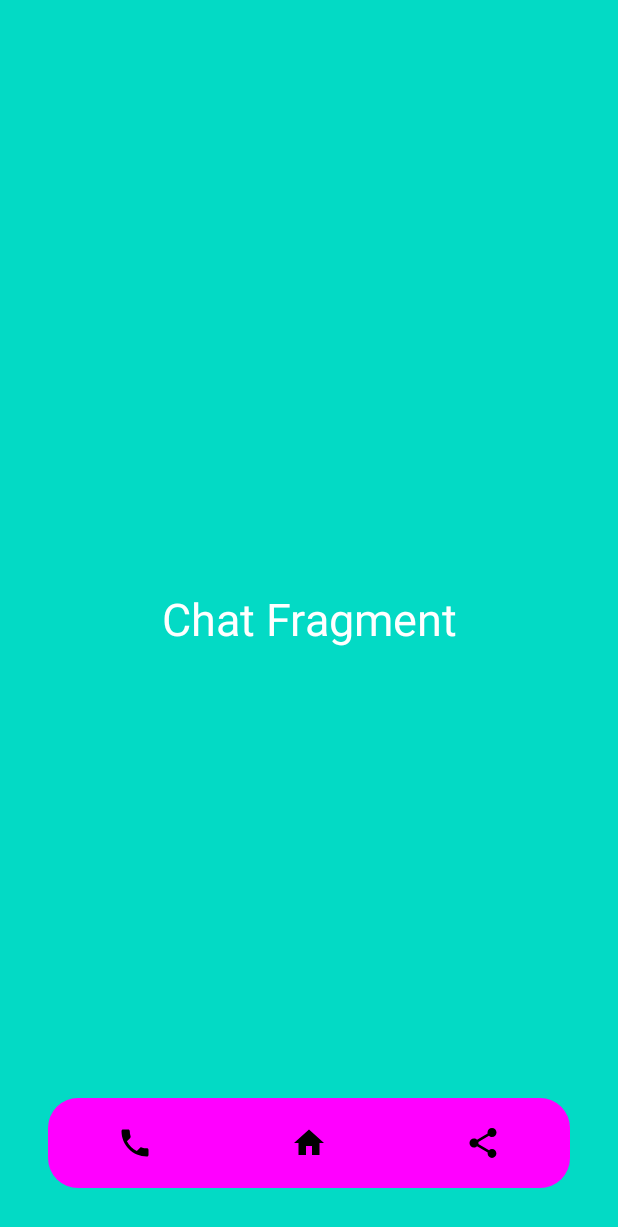
After one commit to timlam9/CaptureTheFlag, an Android app built with Jetpack Compose: the fragment ChatFragment placed in its activity, on a phone screen of 412 x 824 dp. The commit adds this screen. Shown: the top 1227 px of the screen. Run offline under Robolectric (Android 15) with nearby library versions, the phone set to English and light mode, and no system bars.

Commit message:
Introduce Stats, Map and Chat fragments and implement navigation logic

```diff
--- a/app/src/main/java/com/lamti/capturetheflag/presentation/MainActivity.kt
+++ b/app/src/main/java/com/lamti/capturetheflag/presentation/MainActivity.kt
@@ -2,16 +2,30 @@ package com.lamti.capturetheflag.presentation
 
 import android.os.Bundle
 import androidx.appcompat.app.AppCompatActivity
-import androidx.fragment.app.FragmentManager
-import androidx.fragment.app.add
-import androidx.fragment.app.commit
+import androidx.compose.foundation.background
+import androidx.compose.foundation.layout.Arrangement
+import androidx.compose.foundation.layout.Row
+import androidx.compose.foundation.layout.fillMaxSize
+import androidx.compose.foundation.shape.RoundedCornerShape
+import androidx.compose.material.Icon
+import androidx.compose.material.IconButton
+import androidx.compose.material.icons.Icons
+import androidx.compose.material.icons.filled.Home
+import androidx.compose.material.icons.filled.Phone
+import androidx.compose.material.icons.filled.Share
+import androidx.compose.runtime.Composable
+import androidx.compose.ui.Alignment
+import androidx.compose.ui.Modifier
+import androidx.compose.ui.draw.clip
+import androidx.compose.ui.graphics.Color
+import androidx.compose.ui.unit.dp
 import androidx.lifecycle.lifecycleScope
-import com.lamti.capturetheflag.R
 import com.lamti.capturetheflag.databinding.ActivityMainBinding
 import com.lamti.capturetheflag.presentation.arcore.helpers.FullScreenHelper
-import com.lamti.capturetheflag.presentation.fragments.ArFragment
-import com.lamti.capturetheflag.presentation.fragments.addMainFragment
-import com.lamti.capturetheflag.presentation.fragments.navigateToScreen
+import com.lamti.capturetheflag.presentation.fragments.navigation.MainFragmentFactory
+import com.lamti.capturetheflag.presentation.fragments.navigation.Screen
+import com.lamti.capturetheflag.presentation.fragments.navigation.navigateToScreen
+import kotlinx.coroutines.Job
 import kotlinx.coroutines.flow.launchIn
 import kotlinx.coroutines.flow.onEach
 
@@ -20,18 +34,21 @@ class MainActivity : AppCompatActivity() {
     private lateinit var binding: ActivityMainBinding
     private val viewModel: MainViewModel = MainViewModel()
 
+    private var collectFlowsJob: Job? = null
+
     override fun onCreate(savedInstanceState: Bundle?) {
+        supportFragmentManager.fragmentFactory = MainFragmentFactory()
         super.onCreate(savedInstanceState)
         binding = ActivityMainBinding.inflate(layoutInflater)
         setContentView(binding.root)
 
-        collectFlows(savedInstanceState)
+        setupUI()
+        collectFlows()
     }
 
-    private fun collectFlows(savedInstanceState: Bundle?) {
-        viewModel.currentScreen
-            .onEach { screen -> navigate(screen, savedInstanceState) }
-            .launchIn(lifecycleScope)
+    override fun onStop() {
+        collectFlowsJob?.cancel()
+        super.onStop()
     }
 
     override fun onWindowFocusChanged(hasFocus: Boolean) {
@@ -39,11 +56,52 @@ class MainActivity : AppCompatActivity() {
         FullScreenHelper.setFullScreenOnWindowFocusChanged(this, hasFocus)
     }
 
-    private fun navigate(screen: Screen, savedInstanceState: Bundle?) {
-        when (savedInstanceState) {
-            null -> supportFragmentManager.addMainFragment()
-            else -> supportFragmentManager.navigateToScreen(screen)
+    private fun setupUI() {
+        binding.bottomView.setContent {
+            BottomNavigationView(
+                onStatsClicked = { viewModel.onStatsClicked() },
+                onMapClicked = { viewModel.onMapClicked() },
+                onChatClicked = { viewModel.onChatClicked() }
+            )
         }
     }
 
+    private fun collectFlows() {
+        collectFlowsJob = lifecycleScope.launchWhenCreated {
+            viewModel.currentScreen.onEach(::navigate).launchIn(lifecycleScope)
+        }
+    }
+
+    private fun navigate(screen: Screen) {
+        supportFragmentManager.navigateToScreen(screen)
+    }
+
 }
+
+
+@Composable
+fun BottomNavigationView(
+    modifier: Modifier = Modifier,
+    onStatsClicked: () -> Unit,
+    onMapClicked: () -> Unit,
+    onChatClicked: () -> Unit,
+) {
+    Row(
+        modifier = modifier
+            .fillMaxSize()
+            .clip(RoundedCornerShape(20.dp).copy())
+            .background(Color.Magenta),
+        horizontalArrangement = Arrangement.SpaceAround,
+        verticalAlignment = Alignment.CenterVertically
+    ) {
+        IconButton(onClick = onStatsClicked) {
+            Icon(Icons.Filled.Phone, null)
+        }
+        IconButton(onClick = onMapClicked) {
+            Icon(Icons.Filled.Home, null)
+        }
+        IconButton(onClick = onChatClicked) {
+            Icon(Icons.Filled.Share, null)
+        }
+    }
+}
--- a/app/src/main/java/com/lamti/capturetheflag/presentation/fragments/ArFragment.kt
+++ b/app/src/main/java/com/lamti/capturetheflag/presentation/fragments/ar/ArFragment.kt
@@ -1,4 +1,4 @@
-package com.lamti.capturetheflag.presentation.fragments
+package com.lamti.capturetheflag.presentation.fragments.ar
 
 import android.annotation.SuppressLint
 import android.opengl.GLES20
@@ -16,6 +16,7 @@ import com.google.ar.core.Point
 import com.google.ar.core.Session
 import com.google.ar.core.TrackingState
 import com.lamti.capturetheflag.R
+import com.lamti.capturetheflag.databinding.FragmentArBinding
 import com.lamti.capturetheflag.presentation.arcore.helpers.CameraPermissionHelper
 import com.lamti.capturetheflag.presentation.arcore.helpers.DisplayRotationHelper
 import com.lamti.capturetheflag.presentation.arcore.helpers.SnackbarHelper
@@ -23,7 +24,6 @@ import com.lamti.capturetheflag.presentation.arcore.helpers.TapHelper
 import com.lamti.capturetheflag.presentation.arcore.helpers.TrackingStateHelper
 import com.lamti.capturetheflag.presentation.arcore.rendering.ObjectRenderer
 import com.lamti.capturetheflag.presentation.arcore.rendering.PlaneRenderer
-import com.lamti.capturetheflag.databinding.FragmentArBinding
 import kotlinx.coroutines.flow.launchIn
 import kotlinx.coroutines.flow.onEach
 import javax.microedition.khronos.egl.EGLConfig
--- a/app/src/main/java/com/lamti/capturetheflag/presentation/fragments/ArViewModel.kt
+++ b/app/src/main/java/com/lamti/capturetheflag/presentation/fragments/ar/ArViewModel.kt
@@ -1,4 +1,4 @@
-package com.lamti.capturetheflag.presentation.fragments
+package com.lamti.capturetheflag.presentation.fragments.ar
 
 import android.util.Log
 import androidx.lifecycle.ViewModel
--- /dev/null
+++ b/app/src/main/java/com/lamti/capturetheflag/presentation/fragments/chat/ChatFragment.kt
@@ -0,0 +1,6 @@
+package com.lamti.capturetheflag.presentation.fragments.chat
+
+import androidx.fragment.app.Fragment
+import com.lamti.capturetheflag.R
+
+class ChatFragment : Fragment(R.layout.fragment_chat)
--- /dev/null
+++ b/app/src/main/java/com/lamti/capturetheflag/presentation/fragments/maps/MapFragment.kt
@@ -0,0 +1,6 @@
+package com.lamti.capturetheflag.presentation.fragments.maps
+
+import androidx.fragment.app.Fragment
+import com.lamti.capturetheflag.R
+
+class MapFragment: Fragment(R.layout.fragment_map)
--- /dev/null
+++ b/app/src/main/java/com/lamti/capturetheflag/presentation/fragments/navigation/MainFragmentFactory.kt
@@ -0,0 +1,21 @@
+package com.lamti.capturetheflag.presentation.fragments.navigation
+
+import androidx.fragment.app.Fragment
+import androidx.fragment.app.FragmentFactory
+import com.lamti.capturetheflag.presentation.fragments.ar.ArFragment
+import com.lamti.capturetheflag.presentation.fragments.chat.ChatFragment
+import com.lamti.capturetheflag.presentation.fragments.maps.MapFragment
+import com.lamti.capturetheflag.presentation.fragments.stats.StatsFragment
+
+class MainFragmentFactory : FragmentFactory() {
+
+    override fun instantiate(classLoader: ClassLoader, className: String): Fragment =
+        when (loadFragmentClass(classLoader, className)) {
+            StatsFragment::class.java -> StatsFragment()
+            MapFragment::class.java -> MapFragment()
+            ChatFragment::class.java -> ChatFragment()
+            ArFragment::class.java -> ArFragment()
+            else -> super.instantiate(classLoader, className)
+        }
+
+}
--- /dev/null
+++ b/app/src/main/java/com/lamti/capturetheflag/presentation/fragments/navigation/Navigation.kt
@@ -0,0 +1,22 @@
+package com.lamti.capturetheflag.presentation.fragments.navigation
+
+import androidx.fragment.app.FragmentManager
+import androidx.fragment.app.commit
+import androidx.fragment.app.replace
+import com.lamti.capturetheflag.R
+import com.lamti.capturetheflag.presentation.fragments.ar.ArFragment
+import com.lamti.capturetheflag.presentation.fragments.chat.ChatFragment
+import com.lamti.capturetheflag.presentation.fragments.maps.MapFragment
+import com.lamti.capturetheflag.presentation.fragments.stats.StatsFragment
+
+fun FragmentManager.navigateToScreen(screen: Screen) {
+    commit {
+        setReorderingAllowed(true)
+         when (screen) {
+             Screen.Stats -> replace<StatsFragment>(R.id.fragment_container_view)
+            Screen.Map -> replace<MapFragment>(R.id.fragment_container_view)
+            Screen.Chat -> replace<ChatFragment>(R.id.fragment_container_view)
+            Screen.Ar -> replace<ArFragment>(R.id.fragment_container_view)
+        }
+    }
+}
--- /dev/null
+++ b/app/src/main/java/com/lamti/capturetheflag/presentation/fragments/stats/StatsFragment.kt
@@ -0,0 +1,6 @@
+package com.lamti.capturetheflag.presentation.fragments.stats
+
+import androidx.fragment.app.Fragment
+import com.lamti.capturetheflag.R
+
+class StatsFragment: Fragment(R.layout.fragment_stats)
--- a/app/src/main/res/layout/activity_main.xml
+++ b/app/src/main/res/layout/activity_main.xml
@@ -8,6 +8,7 @@
 
     <androidx.fragment.app.FragmentContainerView
         android:id="@+id/fragment_container_view"
+        android:name="com.lamti.capturetheflag.presentation.fragments.maps.MapFragment"
         android:layout_width="match_parent"
         android:layout_height="match_parent"
         app:layout_constraintBottom_toBottomOf="parent"
@@ -15,4 +16,13 @@
         app:layout_constraintStart_toStartOf="parent"
         app:layout_constraintTop_toTopOf="parent" />
 
+    <androidx.compose.ui.platform.ComposeView
+        android:id="@+id/bottom_view"
+        android:layout_width="0dp"
+        android:layout_height="60dp"
+        android:layout_margin="32dp"
+        app:layout_constraintBottom_toBottomOf="parent"
+        app:layout_constraintEnd_toEndOf="parent"
+        app:layout_constraintStart_toStartOf="parent" />
+
 </androidx.constraintlayout.widget.ConstraintLayout>
--- /dev/null
+++ b/app/src/main/res/layout/fragment_chat.xml
@@ -0,0 +1,19 @@
+<?xml version="1.0" encoding="utf-8"?>
+<androidx.constraintlayout.widget.ConstraintLayout xmlns:android="http://schemas.android.com/apk/res/android"
+    xmlns:app="http://schemas.android.com/apk/res-auto"
+    android:layout_width="match_parent"
+    android:layout_height="match_parent"
+    android:background="@color/teal_200">
+
+    <TextView
+        android:layout_width="wrap_content"
+        android:layout_height="wrap_content"
+        android:text="Chat Fragment"
+        android:textColor="@color/white"
+        android:textSize="30sp"
+        app:layout_constraintBottom_toBottomOf="parent"
+        app:layout_constraintEnd_toEndOf="parent"
+        app:layout_constraintStart_toStartOf="parent"
+        app:layout_constraintTop_toTopOf="parent" />
+
+</androidx.constraintlayout.widget.ConstraintLayout>
```
Also changed, not shown: app/src/main/java/com/lamti/capturetheflag/presentation/MainViewModel.kt (+15 -8 lines), app/src/main/java/com/lamti/capturetheflag/presentation/fragments/MainFragmentFactory.kt (deleted, +0 -14 lines), app/src/main/java/com/lamti/capturetheflag/presentation/fragments/Navigation.kt (deleted, +0 -28 lines), app/src/main/java/com/lamti/capturetheflag/presentation/fragments/navigation/Screen.kt (added, +8 -0 lines), app/src/main/res/layout/fragment_map.xml (added, +19 -0 lines), app/src/main/res/layout/fragment_stats.xml (added, +19 -0 lines).
